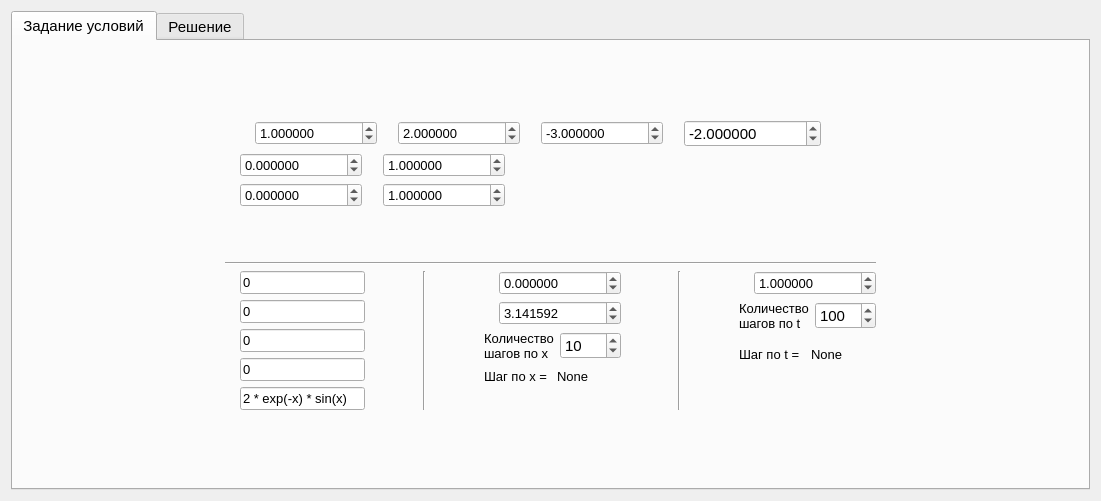
Old version of the form lab5/lab_5_2/gui/ui_forms/main_window.ui in the repository kri-k/Numerical_methods.
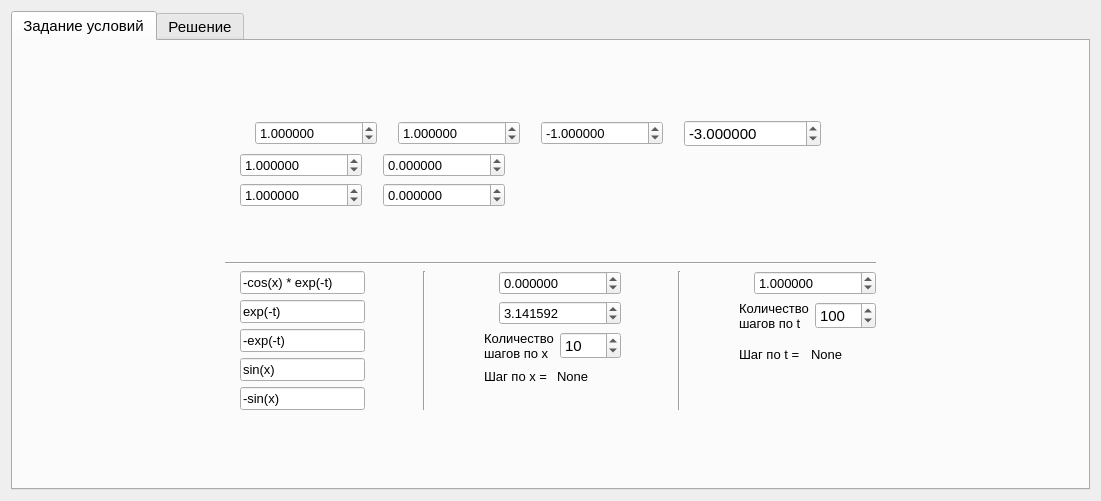
New version of the form. Icons and pictures are not drawn.

```diff
--- a/lab5/lab_5_2/gui/ui_forms/main_window.ui
+++ b/lab5/lab_5_2/gui/ui_forms/main_window.ui
@@ -201,7 +201,7 @@
                 </font>
                </property>
                <property name="text">
-                <string>0</string>
+                <string>sin(x)</string>
                </property>
               </widget>
              </item>
@@ -227,7 +227,7 @@
                 </font>
                </property>
                <property name="text">
-                <string>0</string>
+                <string>-cos(x) * exp(-t)</string>
                </property>
               </widget>
              </item>
@@ -253,7 +253,7 @@
                 </font>
                </property>
                <property name="text">
-                <string>0</string>
+                <string>exp(-t)</string>
                </property>
               </widget>
              </item>
@@ -279,7 +279,7 @@
                 </font>
                </property>
                <property name="text">
-                <string>0</string>
+                <string>-exp(-t)</string>
                </property>
               </widget>
              </item>
@@ -305,7 +305,7 @@
                 </font>
                </property>
                <property name="text">
-                <string>2 * exp(-x) * sin(x)</string>
+                <string>-sin(x)</string>
                </property>
               </widget>
              </item>
@@ -584,7 +584,7 @@
               <double>1.000000000000000</double>
              </property>
              <property name="value">
-              <double>0.000000000000000</double>
+              <double>1.000000000000000</double>
              </property>
             </widget>
            </item>
@@ -615,7 +615,7 @@
               <double>1000000.000000000000000</double>
              </property>
              <property name="value">
-              <double>1.000000000000000</double>
+              <double>0.000000000000000</double>
              </property>
             </widget>
            </item>
@@ -650,7 +650,7 @@
               <double>1000000.000000000000000</double>
              </property>
              <property name="value">
-              <double>0.000000000000000</double>
+              <double>1.000000000000000</double>
              </property>
             </widget>
            </item>
@@ -681,7 +681,7 @@
               <double>1000000.000000000000000</double>
              </property>
              <property name="value">
-              <double>1.000000000000000</double>
+              <double>0.000000000000000</double>
              </property>
             </widget>
            </item>
@@ -736,7 +736,7 @@
               <double>1000000.000000000000000</double>
              </property>
              <property name="value">
-              <double>2.000000000000000</double>
+              <double>1.000000000000000</double>
              </property>
             </widget>
            </item>
@@ -798,7 +798,7 @@
               <double>1000000.000000000000000</double>
              </property>
              <property name="value">
-              <double>-3.000000000000000</double>
+              <double>-1.000000000000000</double>
              </property>
             </widget>
            </item>
@@ -824,7 +824,7 @@
               <double>1000000.000000000000000</double>
              </property>
              <property name="value">
-              <double>-2.000000000000000</double>
+              <double>-3.000000000000000</double>
              </property>
             </widget>
            </item>
```
Left out of the diff: 2 changed lines with no effect on the pictures.
